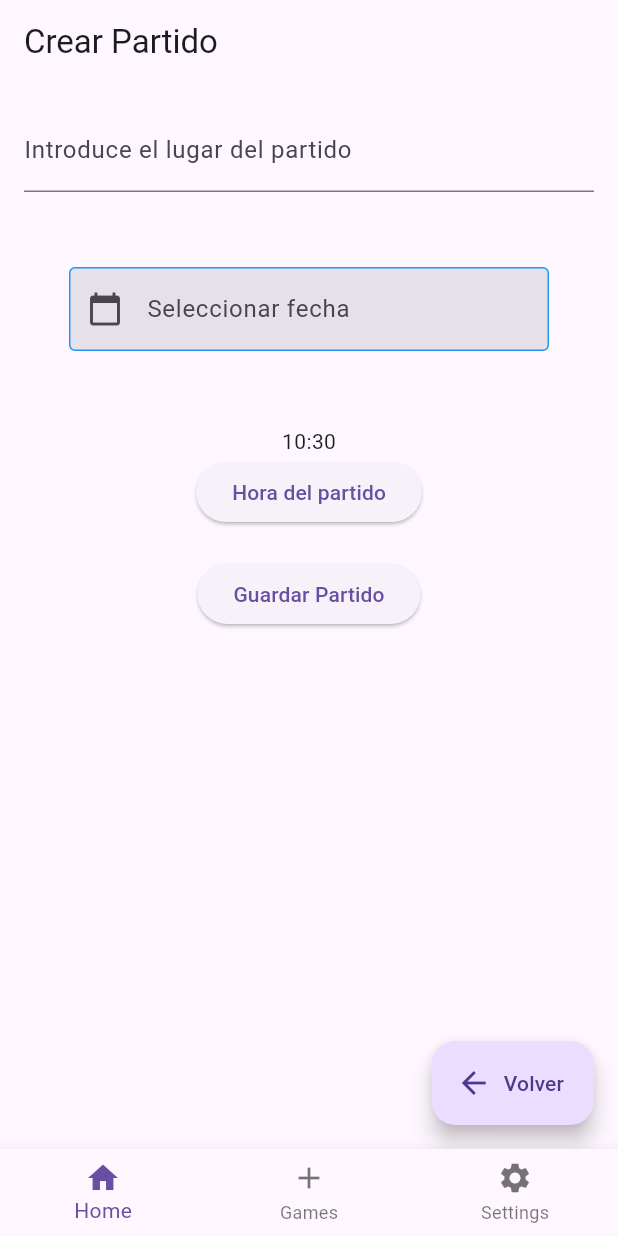
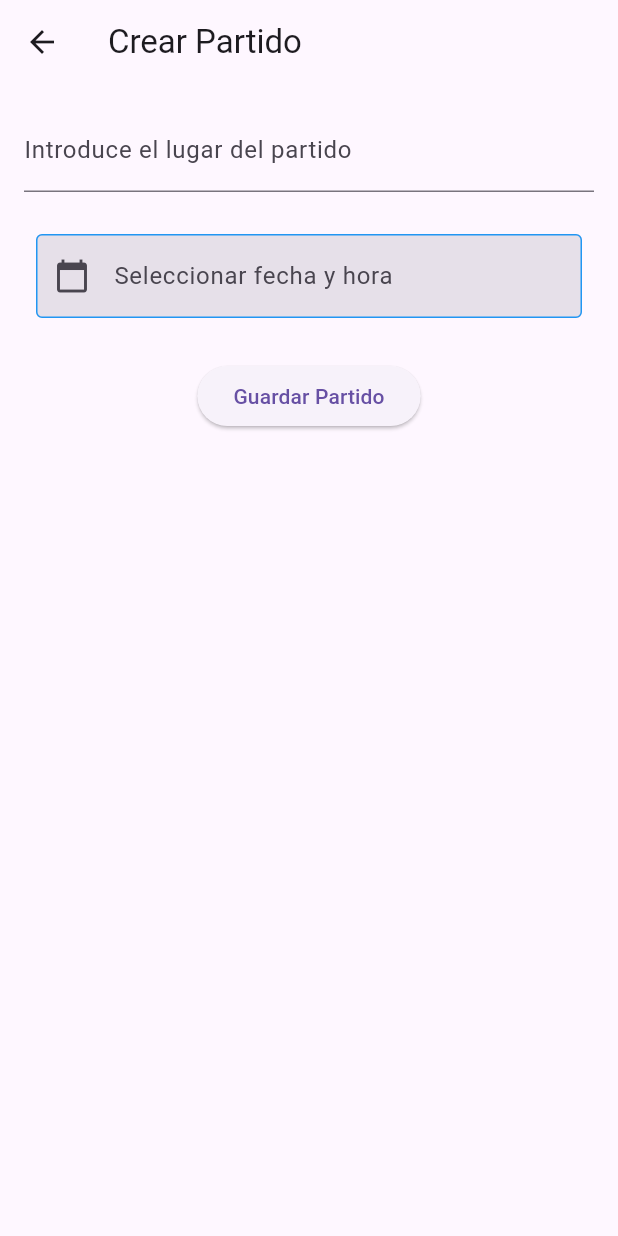
Before and after one commit to saulmantecon/aplicacionpadel, a Flutter app: the screen it shows after launch, after a tap on "Crear partido", on a phone screen of 412 x 824 dp. Run offline on Flutter 3.47's test engine with Material 3 defaults, Android fonts, the phone set to English and light mode, and no system bars; our stand-ins replace image_picker, searchfield, sqflite_common_ffi; accounts and stored records are empty.

Commit message:
implementar el home

```diff
--- a/lib/BD/DbPadel.dart
+++ b/lib/BD/DbPadel.dart
@@ -16,8 +16,10 @@ class DbPadel {
         options: OpenDatabaseOptions(
           onCreate: (db, version) {
             // Crear la tabla usuarios cuando la base de datos se crea por primera vez
-            return db.execute(
+            db.execute(
                 "CREATE TABLE usuarios (idUsuario INTEGER PRIMARY KEY AUTOINCREMENT, nombreUsuario TEXT UNIQUE, contrasena TEXT, nombre TEXT, apellido TEXT, edad INTEGER, puntos INTEGER, imagen TEXT)");
+          db.execute(
+                "CREATE TABLE partidos (idPartido INTEGER PRIMARY KEY AUTOINCREMENT, lugar TEXT, fecha TEXT)");
           },
           version: 1, // Establece la versión de la base de datos
         ));
--- a/lib/CRUDPartidoView/CrearPartido.dart
+++ b/lib/CRUDPartidoView/CrearPartido.dart
@@ -1,9 +1,11 @@
-import 'package:aplicacionpadel/util/TimePicker.dart';
+import 'package:aplicacionpadel/BD/DbPartido.dart';
+import 'package:aplicacionpadel/model/Partido.dart';
+import 'package:aplicacionpadel/util/DateAndTimePicker.dart';
 import 'package:flutter/material.dart';
-import 'package:aplicacionpadel/util/datepicker.dart';
+import 'package:intl/intl.dart';
 
 class CrearPartido extends StatefulWidget {
-  const CrearPartido({super.key, onCancel});
+  const CrearPartido({super.key});
 
   @override
   State<CrearPartido> createState() => _CrearPartidoState();
@@ -12,12 +14,44 @@ class CrearPartido extends StatefulWidget {
 class _CrearPartidoState extends State<CrearPartido> {
   final _formKey = GlobalKey<FormState>();
   String? _lugarDelPartido;
-  DateTime? _fechaSeleccionada; // Variable para almacenar la fecha seleccionada
-  TimeOfDay? _horaSeleccionada; // Variable para la hora seleccionada
+  String? _fechaHoraSeleccionada;
+
+  void enviarFormulario() async{
+    if (_formKey.currentState!.validate()) {
+      _formKey.currentState!.save(); // Guarda los valores en las variables
+      Partido partido = Partido(lugar: _lugarDelPartido!, fecha: _fechaHoraSeleccionada!);
+      try{
+        await DbPartido.insert(partido);
+        ScaffoldMessenger.of(context).showSnackBar(
+            const SnackBar(content: Text('Partido registrado exitosamente')));
+        _formKey.currentState!.reset();
+        Navigator.pop(context);
+      }catch(e){
+        print(e);
+        ScaffoldMessenger.of(context).showSnackBar(
+          const SnackBar(content: Text('Error al registrar el usuario')),
+        );
+      }
+    }else{
+      ScaffoldMessenger.of(context).showSnackBar(
+        const SnackBar(content: Text('Por favor, rellene todos los campos')),
+      );
+    }
+  }
 
   @override
   Widget build(BuildContext context) {
-    return Padding(
+    return Scaffold(
+      appBar: AppBar(
+        title: const Text("Crear Partido"),
+        leading: IconButton(
+          icon: const Icon(Icons.arrow_back),
+          onPressed: () {
+            Navigator.pop(context);
+          },
+        ),
+      ),
+      body: Padding(
         padding: const EdgeInsets.all(16.0),
         child: Form(
           key: _formKey,
@@ -40,38 +74,24 @@ class _CrearPartidoState extends State<CrearPartido> {
                 },
               ),
               const SizedBox(height: 20),
-            Datepicker(
-              onDateSelected: (fecha) {
-                setState(() {
-                  _fechaSeleccionada = fecha; // Actualizar la fecha seleccionada
-                });
+              DateAndTimePicker(
+                onSaved: (value) {
+                  if(value!=null){
+                    String formattedDate = DateFormat('yyyy-MM-dd HH:mm').format(value);
+
+                    _fechaHoraSeleccionada = formattedDate;
+                  }
                 },
               ),
               const SizedBox(height: 20),
-            Timepicker(onTimeSelected: (value){
-              setState(() {
-                _horaSeleccionada = value;
-              });
-            },),
-            const SizedBox(height: 20),
               ElevatedButton(
-              onPressed: () {
-                if (_formKey.currentState?.validate() ?? false) {
-                  _formKey.currentState?.save();
-                  // Aquí puedes gestionar los datos introducidos
-                  print("Lugar del partido: $_lugarDelPartido");
-                  print("Fecha del partido: $_fechaSeleccionada");
-                  print("Hora del partido: $_horaSeleccionada");
-                  ScaffoldMessenger.of(context).showSnackBar(
-                    const SnackBar(content: Text("Partido creado exitosamente")),
-                  );
-                }
-              },
+                onPressed: enviarFormulario ,
                 child: const Text("Guardar Partido"),
               ),
             ],
           ),
         ),
+      ),
     );
   }
 }
--- a/lib/CRUDusuarioView/EliminarUsuario.dart
+++ b/lib/CRUDusuarioView/EliminarUsuario.dart
@@ -84,7 +84,7 @@ class _EliminarUsuarioState extends State<EliminarUsuario> {
                   if (usuarioSelect != null) {
                     ScaffoldMessenger.of(context).showSnackBar(SnackBar(content: Text('Seleccionaste: ${usuarioSelect.nombreUsuario}')));
                     _controllerNombreUsuario.text = usuarioSelect.nombreUsuario;
-                    id = usuarioSelect.idUsuario;
+                    id = usuarioSelect.idUsuario!;
                     nombre = usuarioSelect.nombre;
                     apellido = usuarioSelect.apellido;
                     puntos = usuarioSelect.puntos;
--- a/lib/main.dart
+++ b/lib/main.dart
@@ -1,20 +1,30 @@
+import 'package:aplicacionpadel/CRUDPartidoView/CrearPartido.dart';
+import 'package:aplicacionpadel/viewmodel/UsuarioViewModel.dart';
 import 'package:flutter/material.dart';
-import 'model/Game.dart';
-import 'model/Home.dart';
-import 'model/Settings.dart';
+import 'package:provider/provider.dart';
 
+import 'ui/Game.dart';
+import 'ui/Home.dart';
+import 'ui/Settings.dart';
 
-void main() async{
-  runApp(const AplicacionPadel());
+void main() async {
+  runApp(MultiProvider(providers: [
+    ChangeNotifierProvider(create: (context) => UsuarioViewModel())
+  ],
+  child: const AplicacionPadel(),));
 }
 
 class AplicacionPadel extends StatelessWidget {
   const AplicacionPadel({super.key});
 
-
   @override
   Widget build(BuildContext context) {
-    return const MaterialApp(
+    return MaterialApp(
+      routes: {
+        "/crearPartido" : (context) => CrearPartido(),
+        "/BottomNavigation" : (context) => BottomNavigation(),
+
+      },
       debugShowCheckedModeBanner: false,
       home: BottomNavigation(),
     );
@@ -29,7 +39,6 @@ class BottomNavigation extends StatefulWidget {
 }
 
 class _BottomNavigationState extends State<BottomNavigation> {
-
   // Lista de páginas para cada índice
   final List<Widget> _pages = [
     const Home(),
@@ -38,11 +47,13 @@ class _BottomNavigationState extends State<BottomNavigation> {
   ];
 
   //Lista de botones
-  final List <BottomNavigationBarItem> _listaBotones = List.of([
+  final List<BottomNavigationBarItem> _listaBotones = List.of([
     const BottomNavigationBarItem(icon: Icon(Icons.home), label: "Home"),
     const BottomNavigationBarItem(icon: Icon(Icons.add), label: "Games"),
-    const BottomNavigationBarItem(icon: Icon(Icons.settings), label: "Settings")]);
+    const BottomNavigationBarItem(icon: Icon(Icons.settings), label: "Settings")
+  ]);
   int _currentIndex = 0;
+
   @override
   Widget build(BuildContext context) {
     return Scaffold(
@@ -55,7 +66,8 @@ class _BottomNavigationState extends State<BottomNavigation> {
           });
         },
       ),
-      body: _pages[_currentIndex], // Muestra la página correspondiente al índice seleccionado
+      body: _pages[
+          _currentIndex], // Muestra la página correspondiente al índice seleccionado
     );
   }
 }
--- a/lib/model/Home.dart
+++ /dev/null
@@ -1,45 +0,0 @@
-import 'package:flutter/material.dart';
-import 'package:aplicacionpadel/util/datepicker.dart';
-
-import '../CRUDPartidoView/CrearPartido.dart';
-
-class Home extends StatefulWidget {
-  const Home({super.key});
-
-  @override
-  State<Home> createState() => _HomeState();
-}
-
-class _HomeState extends State<Home> {
-  bool _isCreatingPartido = false; // Variable para controlar qué contenido mostrar
-
-  void _toggleCrearPartido() {
-    setState(() {
-      _isCreatingPartido = !_isCreatingPartido;
-    });
-  }
-
-  @override
-  Widget build(BuildContext context) {
-    return Scaffold(
-      appBar: AppBar(
-        title: Text(_isCreatingPartido ? "Crear Partido" : "Inicio"),
-      ),
-      floatingActionButton: FloatingActionButton.extended(
-        onPressed: _toggleCrearPartido, // Cambia el estado al presionar
-        label: Text(_isCreatingPartido ? "Volver" : "Crear partido"),
-        icon: Icon(
-            _isCreatingPartido ? Icons.arrow_back : Icons.add_circle_outline),
-      ),
-      body: _isCreatingPartido
-          ? CrearPartido(
-              onCancel:
-                  _toggleCrearPartido, // Permitir regresar al contenido principal
-            )
-          : const Center(
-              child: Text(
-                  "Pantalla principal"), // Aquí va el contenido principal de Home
-            ),
-    );
-  }
-}
--- a/lib/model/Partido.dart
+++ b/lib/model/Partido.dart
@@ -1,38 +1,38 @@
 import 'package:aplicacionpadel/model/Usuario.dart';
 
 class Partido {
-  int idPartido;
+  int? idPartido;
   String lugar;
-  DateTime fecha;
-  int hora;
+  String fecha;
+  //Usuario creador;
 
-
-  Partido({required this.idPartido,
+  Partido(
+      {this.idPartido,
       required this.lugar,
       required this.fecha,
-      required this.hora});
+     // required this.creador
+  });
 
   Map<String, dynamic> toMap() {
     return {
       "idPartido": idPartido,
       "lugar": lugar,
       "fecha": fecha,
-      "hora": hora,
     };
   }
 
   // Método para crear un objeto 'Usuario' desde un Map (de la base de datos)
   factory Partido.fromMap(Map<String, dynamic> map) {
     return Partido(
-        idPartido: map['idPartido'],
-        lugar: map["lugar"],
-        fecha: map["fecha"],
-        hora: map['hora']
+      idPartido: map['idPartido'],
+      lugar: map["lugar"],
+      fecha: map["fecha"],
+      //creador: map["creador"]
     );
   }
 
   @override
   String toString() {
-    return 'Partido{idPartido: $idPartido, lugar: $lugar, fecha: $fecha, hora: $hora}';
+    return 'Partido{idPartido: $idPartido, lugar: $lugar, fecha: $fecha}';
   }
 }
--- a/lib/model/Usuario.dart
+++ b/lib/model/Usuario.dart
@@ -1,5 +1,5 @@
 class Usuario {
-  int idUsuario;
+  int? idUsuario;
   String nombreUsuario;
   String contrasena;
   String nombre;
@@ -11,7 +11,7 @@ class Usuario {
   // Constructor para inicializar los campos
   Usuario({
 
-    required this.idUsuario,
+    this.idUsuario,
     required this.nombreUsuario,
     required this.contrasena,
     required this.nombre,
--- /dev/null
+++ b/lib/ui/Home.dart
@@ -0,0 +1,41 @@
+import 'package:flutter/material.dart';
+import '../CRUDPartidoView/CrearPartido.dart';
+
+class Home extends StatelessWidget {
+  const Home({super.key});
+
+  @override
+  Widget build(BuildContext context) {
+    return Scaffold(
+      appBar: AppBar(
+        title: const Text("Inicio"),
+      ),
+      floatingActionButton: FloatingActionButton.extended(
+        onPressed: () {
+          // Navega a la pantalla de Crear Partido
+          Navigator.pushNamed(context, "/crearPartido");
+        },
+        label: const Text("Crear partido"),
+        icon: const Icon(Icons.add_circle_outline),
+      ),
+      body: const Center(
+        child: Text("Pantalla principal"),
+      ),
+    );
+  }
+}
+
+//////////////////////////////////////////
+class HomeView extends StatefulWidget {
+  const HomeView({super.key});
+
+  @override
+  State<HomeView> createState() => _HomeViewState();
+}
+
+class _HomeViewState extends State<HomeView> {
+  @override
+  Widget build(BuildContext context) {
+    return const Placeholder();
+  }
+}
--- /dev/null
+++ b/lib/util/DateAndTimePicker.dart
@@ -0,0 +1,83 @@
+import 'package:flutter/material.dart';
+import 'package:intl/intl.dart';
+
+class DateAndTimePicker extends FormField<DateTime> {
+  DateAndTimePicker({super.key, required FormFieldSetter<DateTime> onSaved})
+      : super(
+    onSaved: onSaved,
+    builder: (FormFieldState<DateTime> state) {
+      return _DatepickerWidget(state: state);
+    },
+  );
+}
+
+class _DatepickerWidget extends StatefulWidget {
+  final FormFieldState<DateTime> state;
+
+  const _DatepickerWidget({super.key, required this.state});
+
+  @override
+  State<_DatepickerWidget> createState() => _DatepickerWidgetState();
+}
+
+class _DatepickerWidgetState extends State<_DatepickerWidget> {
+  final TextEditingController _dateController = TextEditingController();
+
+  Future<void> selectDate() async {
+    DateTime? pickedDate = await showDatePicker(
+      context: context,
+      initialDate: DateTime.now(),
+      firstDate: DateTime.now(),
+      lastDate: DateTime.now().add(const Duration(days: 365 * 2)),
+    );
+
+    if (pickedDate != null) {
+      TimeOfDay? pickedTime = await showTimePicker(
+        initialTime: TimeOfDay.fromDateTime(DateTime.now()), context: context,
+      );
+
+      if (pickedTime != null) {
+        DateTime finalDateTime = DateTime(
+          pickedDate.year,
+          pickedDate.month,
+          pickedDate.day,
+          pickedTime.hour,
+          pickedTime.minute,
+        );
+
+        // Guardar la fecha en el estado del FormField
+        widget.state.didChange(finalDateTime);
+
+        setState(() {
+          _dateController.text = DateFormat('yyyy-MM-dd HH:mm').format(finalDateTime);
+        });
+      }
+    }
+  }
+
+  @override
+  Widget build(BuildContext context) {
+    return Padding(
+      padding: const EdgeInsets.all(8),
+      child: TextFormField(
+        controller: _dateController,
+        decoration: const InputDecoration(
+          labelText: "Seleccionar fecha y hora",
+          filled: true,
+          prefixIcon: Icon(Icons.calendar_today),
+          enabledBorder: OutlineInputBorder(
+            borderSide: BorderSide(color: Colors.blue),
+          ),
+        ),
+        readOnly: true,
+        onTap: selectDate,
+        validator: (value) {
+          if (widget.state.value == null) {
+            return "Por favor, selecciona la fecha y hora";
+          }
+          return null;
+        },
+      ),
+    );
+  }
+}
--- a/lib/util/TimePicker.dart
+++ /dev/null
@@ -1,40 +0,0 @@
-import 'package:flutter/material.dart';
-
-class Timepicker extends StatefulWidget {
-  final ValueChanged<TimeOfDay> onTimeSelected;
-
-  const Timepicker({super.key, required this.onTimeSelected});
-
-  @override
-  State<Timepicker> createState() => _TimepickerState();
-}
-
-class _TimepickerState extends State<Timepicker> {
-  TimeOfDay selectedTime = TimeOfDay.now();
-
-  @override
-  Widget build(BuildContext context) {
-    return Center(
-      child: Column(
-        mainAxisAlignment: MainAxisAlignment.center,
-        children: <Widget>[
-          Text("${selectedTime.hour}:${selectedTime.minute}"),
-          ElevatedButton(
-              onPressed: () async {
-                final TimeOfDay? time = await showTimePicker(
-                    context: context,
-                    initialTime: selectedTime,
-                    initialEntryMode: TimePickerEntryMode.dial);
-                if (time != null) {
-                  setState(() {
-                    selectedTime = time;
-                  });
-                  widget.onTimeSelected(time); // Enviar la hora seleccionada al padre
-                }
-              },
-              child: const Text("Hora del partido"))
-        ],
-      ),
-    );
-  }
-}
--- a/lib/util/datepicker.dart
+++ /dev/null
@@ -1,48 +0,0 @@
-import 'package:flutter/material.dart';
-
-class Datepicker extends StatefulWidget {
-  final ValueChanged<DateTime?> onDateSelected; // Callback para devolver la fecha seleccionada
-
-  const Datepicker({super.key, required this.onDateSelected});
-
-  @override
-  State<Datepicker> createState() => _DatepickerState();
-}
-
-class _DatepickerState extends State<Datepicker> {
-  final TextEditingController _dateController = TextEditingController();
-
-  Future<void> selectDate() async {
-    DateTime? _picked = await showDatePicker(
-      context: context,
-      initialDate: DateTime.now(),
-      firstDate: DateTime.now(),
-      lastDate: DateTime.now().add(const Duration(days: 365 * 2)),
-    );
-    if (_picked != null) {
-      setState(() {
-        _dateController.text = _picked.toString().split(" ")[0];
-      });
-      widget.onDateSelected(_picked); // Llamar al callback con la fecha seleccionada
-    }
-  }
-
-  @override
-  Widget build(BuildContext context) {
-    return Padding(
-      padding: const EdgeInsets.all(30),
-      child: TextField(
-        controller: _dateController,
-        decoration: const InputDecoration(
-          labelText: "Seleccionar fecha",
-          filled: true,
-          prefixIcon: Icon(Icons.calendar_today),
-          enabledBorder:
-          OutlineInputBorder(borderSide: BorderSide(color: Colors.blue)),
-        ),
-        readOnly: true,
-        onTap: () => selectDate(),
-      ),
-    );
-  }
-}
--- a/pubspec.yaml
+++ b/pubspec.yaml
@@ -13,6 +13,9 @@ dependencies:
   sqflite_common_ffi: ^2.3.4+4
   searchfield: ^1.2.2
   path: ^1.8.0
+  intl:
+  provider:
+  shared_preferences:
 
 
 
```
Also changed, not shown: lib/BD/DbPartido.dart (+13 -17 lines), lib/CRUDusuarioView/CrearUsuario.dart (+5 -3 lines), lib/CRUDusuarioView/LoginUsuario.dart (+29 -2 lines), lib/util/ProductImage.dart (+3 -7 lines), lib/viewmodel/UsuarioViewModel.dart (added, +13 -0 lines), lib/ui/Game.dart (renamed from lib/model/Game.dart), lib/ui/Settings.dart (renamed from lib/model/Settings.dart), lib/util/containerPartido.dart (added), pubspec.lock, 1 other file. Lines whose indentation alone changed are shown as unchanged.
